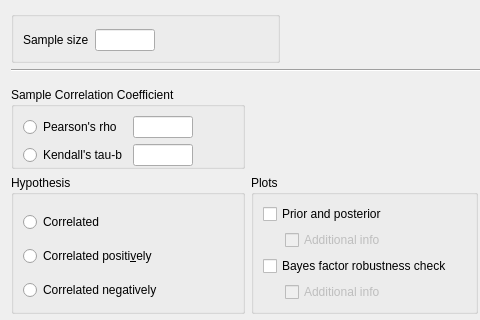
This is JASP-Desktop/analysisforms/SummaryStatistics/summarystatscorrelationbayesianpairsform.ui in jasp-stats/jasp-desktop as Qt 5 draws it before an edit; both pictures show x 0 to 480 and y 0 to 320 of the 565 by 502 pixel window. The edited form follows.
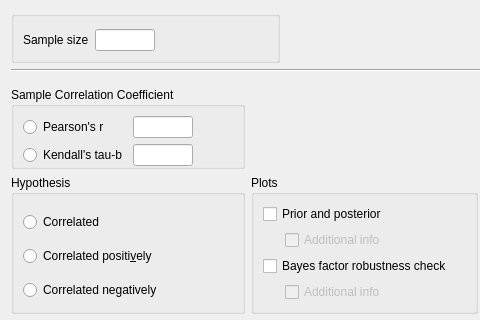
This is the edited form. Custom widgets are drawn as their Qt base class.

Commit message: #2758: Changed radio button text to Pearson's r

```diff
--- a/JASP-Desktop/analysisforms/SummaryStatistics/summarystatscorrelationbayesianpairsform.ui
+++ b/JASP-Desktop/analysisforms/SummaryStatistics/summarystatscorrelationbayesianpairsform.ui
@@ -491,7 +491,7 @@
             </sizepolicy>
            </property>
            <property name="text">
-            <string>Pearson's rho</string>
+            <string>Pearson's r</string>
            </property>
           </widget>
          </item>
```
